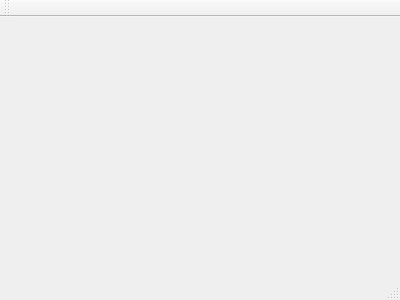
Before: the Qt Designer form mainwindow.ui in HowLeeHi/Reciter, drawn with Qt 5.
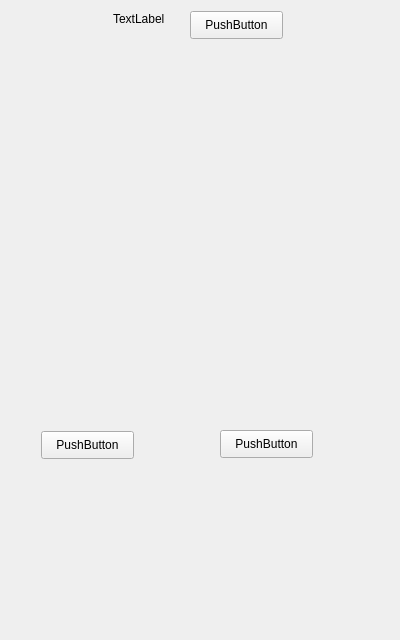
After: the same form once the commit is applied.

Commit message: 2020/6/17 22：59 陈苏逸

What changed in the file:
```diff
--- a/mainwindow.ui
+++ b/mainwindow.ui
@@ -1,24 +1,116 @@
 <ui version="4.0">
  <class>MainWindow</class>
- <widget class="QMainWindow" name="MainWindow" >
-  <property name="geometry" >
+ <widget class="QMainWindow" name="MainWindow">
+  <property name="geometry">
    <rect>
     <x>0</x>
     <y>0</y>
     <width>400</width>
-    <height>300</height>
+    <height>640</height>
    </rect>
   </property>
-  <property name="windowTitle" >
+  <property name="minimumSize">
+   <size>
+    <width>400</width>
+    <height>640</height>
+   </size>
+  </property>
+  <property name="maximumSize">
+   <size>
+    <width>400</width>
+    <height>640</height>
+   </size>
+  </property>
+  <property name="baseSize">
+   <size>
+    <width>400</width>
+    <height>640</height>
+   </size>
+  </property>
+  <property name="windowTitle">
    <string>MainWindow</string>
   </property>
-  <widget class="QMenuBar" name="menuBar" />
-  <widget class="QToolBar" name="mainToolBar" />
-  <widget class="QWidget" name="centralWidget" />
-  <widget class="QStatusBar" name="statusBar" />
+  <widget class="QWidget" name="centralWidget">
+   <widget class="QLabel" name="label">
+    <property name="geometry">
+     <rect>
+      <x>113</x>
+      <y>11</y>
+      <width>72</width>
+      <height>16</height>
+     </rect>
+    </property>
+    <property name="text">
+     <string>TextLabel</string>
+    </property>
+   </widget>
+   <widget class="QPushButton" name="pushButton">
+    <property name="geometry">
+     <rect>
+      <x>190</x>
+      <y>11</y>
+      <width>93</width>
+      <height>28</height>
+     </rect>
+    </property>
+    <property name="minimumSize">
+     <size>
+      <width>93</width>
+      <height>28</height>
+     </size>
+    </property>
+    <property name="maximumSize">
+     <size>
+      <width>93</width>
+      <height>16777215</height>
+     </size>
+    </property>
+    <property name="text">
+     <string>PushButton</string>
+    </property>
+   </widget>
+   <widget class="QPushButton" name="pushButton_3">
+    <property name="enabled">
+     <bool>true</bool>
+    </property>
+    <property name="geometry">
+     <rect>
+      <x>41</x>
+      <y>431</y>
+      <width>93</width>
+      <height>28</height>
+     </rect>
+    </property>
+    <property name="text">
+     <string>PushButton</string>
+    </property>
+   </widget>
+   <widget class="QPushButton" name="pushButton_2">
+    <property name="geometry">
+     <rect>
+      <x>220</x>
+      <y>430</y>
+      <width>93</width>
+      <height>28</height>
+     </rect>
+    </property>
+    <property name="text">
+     <string>PushButton</string>
+    </property>
+   </widget>
+  </widget>
+  <widget class="QMenuBar" name="menuBar">
+   <property name="geometry">
+    <rect>
+     <x>0</x>
+     <y>0</y>
+     <width>400</width>
+     <height>26</height>
+    </rect>
+   </property>
+  </widget>
  </widget>
- <layoutDefault spacing="6" margin="11" />
- <pixmapfunction></pixmapfunction>
+ <layoutdefault spacing="6" margin="11"/>
  <resources/>
  <connections/>
 </ui>
```
Left out of the diff: 1 changed line with no effect on the pictures. The commit also changes 2 other files.
